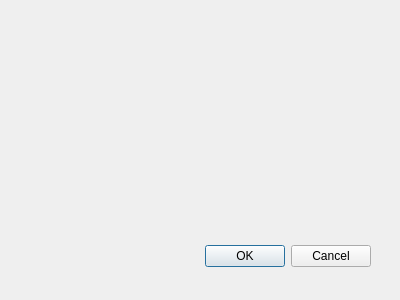
Before: the Qt Designer form CCMan/about_dlg.ui in jykim74/CCMan, drawn with Qt 5.
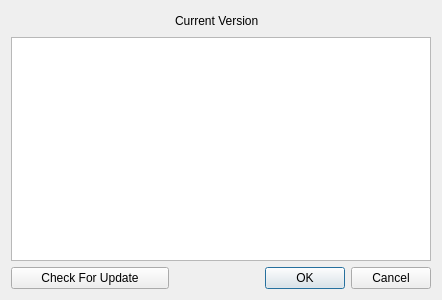
After: the same form once the commit is applied.

```diff
--- a/CCMan/about_dlg.ui
+++ b/CCMan/about_dlg.ui
@@ -8,29 +8,68 @@
    <rect>
     <x>0</x>
     <y>0</y>
-    <width>400</width>
+    <width>442</width>
     <height>300</height>
    </rect>
   </property>
   <property name="windowTitle">
    <string>Dialog</string>
   </property>
-  <widget class="QDialogButtonBox" name="buttonBox">
-   <property name="geometry">
-    <rect>
-     <x>30</x>
-     <y>240</y>
-     <width>341</width>
-     <height>32</height>
-    </rect>
-   </property>
-   <property name="orientation">
-    <enum>Qt::Horizontal</enum>
-   </property>
-   <property name="standardButtons">
-    <set>QDialogButtonBox::Cancel|QDialogButtonBox::Ok</set>
-   </property>
-  </widget>
+  <layout class="QGridLayout" name="gridLayout">
+   <item row="2" column="0">
+    <widget class="QPushButton" name="mCheckUpdateBtn">
+     <property name="text">
+      <string>Check For Update</string>
+     </property>
+    </widget>
+   </item>
+   <item row="0" column="0">
+    <spacer name="horizontalSpacer">
+     <property name="orientation">
+      <enum>Qt::Horizontal</enum>
+     </property>
+     <property name="sizeHint" stdset="0">
+      <size>
+       <width>40</width>
+       <height>20</height>
+      </size>
+     </property>
+    </spacer>
+   </item>
+   <item row="0" column="1">
+    <widget class="QLabel" name="mVersionLabel">
+     <property name="text">
+      <string>Current Version</string>
+     </property>
+    </widget>
+   </item>
+   <item row="0" column="2">
+    <spacer name="horizontalSpacer_2">
+     <property name="orientation">
+      <enum>Qt::Horizontal</enum>
+     </property>
+     <property name="sizeHint" stdset="0">
+      <size>
+       <width>40</width>
+       <height>20</height>
+      </size>
+     </property>
+    </spacer>
+   </item>
+   <item row="1" column="0" colspan="3">
+    <widget class="QTextBrowser" name="mAboutText"/>
+   </item>
+   <item row="2" column="2">
+    <widget class="QDialogButtonBox" name="buttonBox">
+     <property name="orientation">
+      <enum>Qt::Horizontal</enum>
+     </property>
+     <property name="standardButtons">
+      <set>QDialogButtonBox::Cancel|QDialogButtonBox::Ok</set>
+     </property>
+    </widget>
+   </item>
+  </layout>
  </widget>
  <pixmapfunction/>
  <resources/>
```
Left out of the diff: 7 changed lines with no effect on the pictures.
